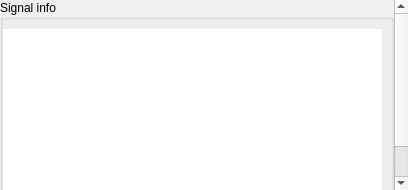
mrehkopf/vcs, file src/display/qt/dialogs/ui/signal_dialog.ui: the form before one commit.
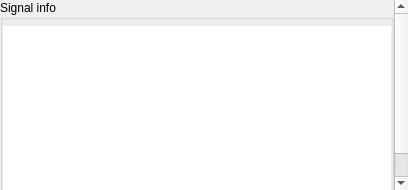
The form after the commit. Custom widgets are drawn as their Qt base class.

Commit message: gui/dialogs: Increase top margin where first item isn't QGroupBox

```diff
--- a/src/display/qt/dialogs/ui/signal_dialog.ui
+++ b/src/display/qt/dialogs/ui/signal_dialog.ui
@@ -43,7 +43,7 @@
         <x>0</x>
         <y>0</y>
         <width>394</width>
-        <height>228</height>
+        <height>216</height>
        </rect>
       </property>
       <layout class="QVBoxLayout" name="verticalLayout">
@@ -75,13 +75,13 @@
            <number>0</number>
           </property>
           <property name="topMargin">
-           <number>9</number>
+           <number>6</number>
           </property>
           <property name="rightMargin">
-           <number>9</number>
+           <number>0</number>
           </property>
           <property name="bottomMargin">
-           <number>9</number>
+           <number>0</number>
           </property>
           <item>
            <widget class="PropertyTable" name="tableWidget_propertyTable">
```
The commit also changes 2 other files.
